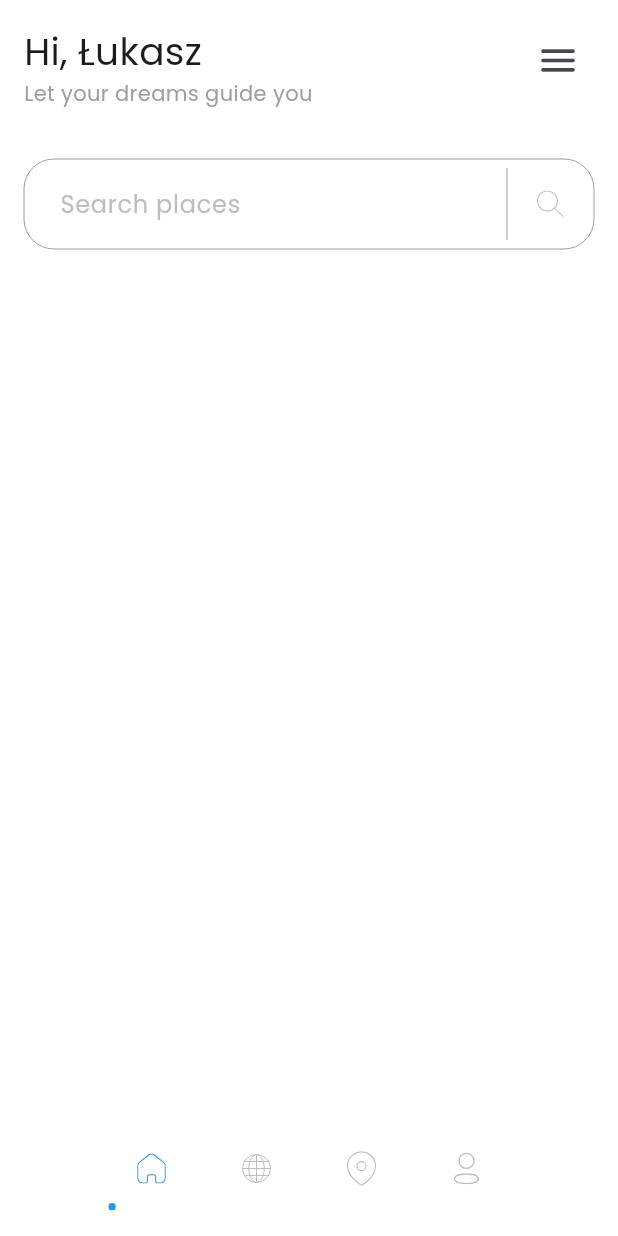
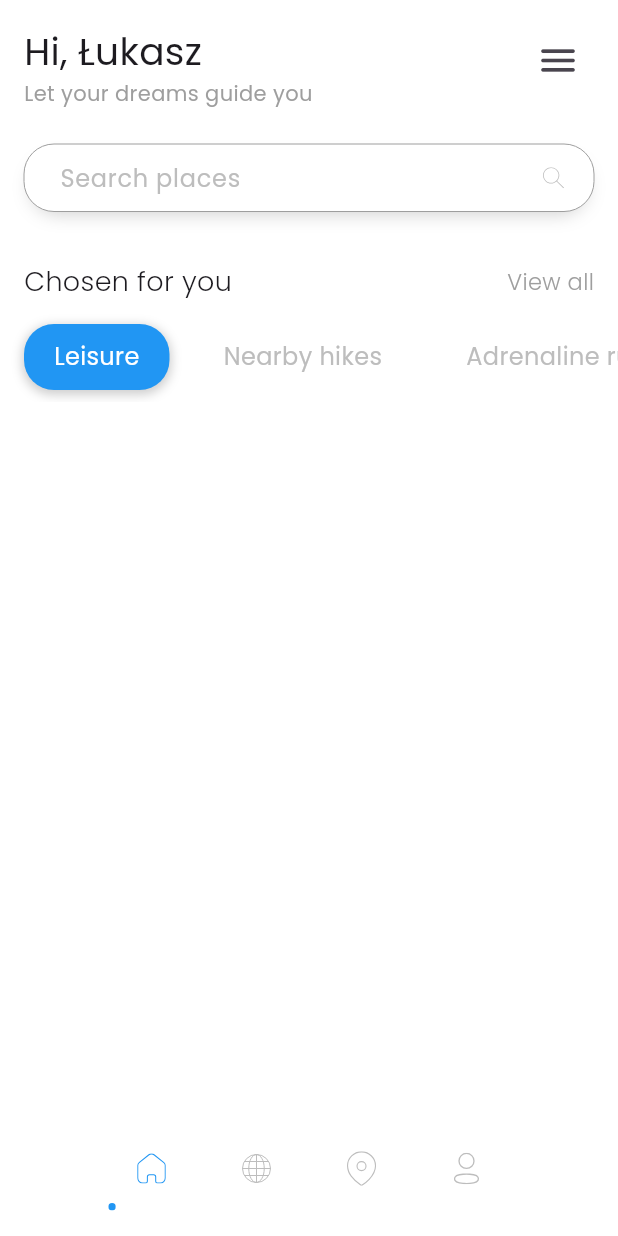
Before and after one commit to LukassF/tourbud, a Flutter app: the screen it shows after launch, on a phone screen of 412 x 824 dp. Run offline on Flutter 3.47's test engine with Material 3 defaults, Android fonts, the phone set to English and light mode, and no system bars; our stand-ins replace flutter_svg.

Commit message:
filters page design

```diff
--- a/app_1/lib/classes/food.dart
+++ /dev/null
@@ -1,6 +0,0 @@
-class Food {
-  final String? image;
-  final String? name;
-
-  const Food({this.image, this.name});
-}
--- /dev/null
+++ b/app_1/lib/components/Home/FiltersContainer/home_filter_card.dart
@@ -0,0 +1,54 @@
+import 'package:flutter/material.dart';
+
+class HomeFiterCard extends StatelessWidget {
+  final bool isActive;
+  final String text;
+  final int index;
+  final void Function(int index) onClick;
+  final bool? isFirst;
+  final bool? isLast;
+  const HomeFiterCard(
+      {super.key,
+      required this.isActive,
+      required this.text,
+      required this.index,
+      required this.onClick,
+      this.isFirst,
+      this.isLast});
+
+  @override
+  Widget build(BuildContext context) {
+    return GestureDetector(
+      onTap: () {
+        onClick(index);
+      },
+      child: Container(
+        margin: EdgeInsets.only(
+            top: 8,
+            bottom: 8,
+            left: (isFirst ?? false) ? 16 : 8,
+            right: (isLast ?? false) ? 16 : 8),
+        padding: const EdgeInsets.symmetric(horizontal: 20),
+        decoration: BoxDecoration(
+            borderRadius: BorderRadius.circular(20),
+            color: isActive ? Colors.blue : Colors.transparent,
+            boxShadow: isActive
+                ? [
+                    BoxShadow(
+                      color: Colors.black.withOpacity(0.2),
+                      blurRadius: 5.0,
+                      spreadRadius: 1,
+                      offset: const Offset(0.0, 2.0),
+                    )
+                  ]
+                : []),
+        child: Center(
+            child: Text(
+          text,
+          style: TextStyle(
+              fontSize: 16, color: isActive ? Colors.white : Colors.grey[400]),
+        )),
+      ),
+    );
+  }
+}
--- /dev/null
+++ b/app_1/lib/components/Home/FiltersContainer/home_filters_container.dart
@@ -0,0 +1,83 @@
+import 'package:app_1/components/Home/FiltersContainer/home_filter_card.dart';
+import 'package:flutter/material.dart';
+
+class HomeFiltersContainer extends StatefulWidget {
+  const HomeFiltersContainer({super.key});
+
+  @override
+  State<HomeFiltersContainer> createState() => _HomeFiltersContainerState();
+}
+
+class _HomeFiltersContainerState extends State<HomeFiltersContainer> {
+  int _activeCategory = 0;
+
+  void setNewCategory(int index) {
+    setState(() {
+      _activeCategory = index;
+    });
+  }
+
+  @override
+  Widget build(BuildContext context) {
+    return Container(
+      height: 132,
+      padding: const EdgeInsets.symmetric(vertical: 16),
+      child: Column(
+        crossAxisAlignment: CrossAxisAlignment.stretch,
+        children: [
+          Expanded(
+            child: Container(
+              padding: const EdgeInsets.symmetric(horizontal: 16),
+              child: Row(
+                mainAxisAlignment: MainAxisAlignment.spaceBetween,
+                children: [
+                  const Text(
+                    'Chosen for you',
+                    style: TextStyle(fontWeight: FontWeight.w100, fontSize: 18),
+                  ),
+                  Text(
+                    'View all',
+                    style: TextStyle(
+                      fontWeight: FontWeight.w100,
+                      fontSize: 15,
+                      color: Colors.grey[500],
+                    ),
+                  )
+                ],
+              ),
+            ),
+          ),
+          Container(
+            height: 60,
+            child:
+                ListView(scrollDirection: Axis.horizontal, children: <Widget>[
+              HomeFiterCard(
+                isActive: _activeCategory == 0,
+                text: 'Leisure',
+                isFirst: true,
+                index: 0,
+                onClick: setNewCategory,
+              ),
+              HomeFiterCard(
+                  isActive: _activeCategory == 1,
+                  text: 'Nearby hikes',
+                  index: 1,
+                  onClick: setNewCategory),
+              HomeFiterCard(
+                  isActive: _activeCategory == 2,
+                  text: 'Adrenaline rush',
+                  index: 2,
+                  onClick: setNewCategory),
+              HomeFiterCard(
+                  isActive: _activeCategory == 3,
+                  text: 'Leisure',
+                  isLast: true,
+                  index: 3,
+                  onClick: setNewCategory)
+            ]),
+          )
+        ],
+      ),
+    );
+  }
+}
--- a/app_1/lib/components/Home/TopContainer/home_top_container.dart
+++ b/app_1/lib/components/Home/TopContainer/home_top_container.dart
@@ -1,4 +1,3 @@
-import 'package:app_1/shared/inputs/search_input.dart';
 import 'package:flutter/material.dart';
 
 class HomeTopContainer extends StatelessWidget {
@@ -7,7 +6,7 @@ class HomeTopContainer extends StatelessWidget {
   @override
   Widget build(BuildContext context) {
     return Container(
-      height: 182,
+      height: 152,
       padding: const EdgeInsets.all(16),
       child: Row(
         crossAxisAlignment: CrossAxisAlignment.start,
--- /dev/null
+++ b/app_1/lib/components/SearchView/search_view.dart
@@ -0,0 +1,17 @@
+import 'package:flutter/material.dart';
+
+class SearchView extends StatefulWidget {
+  const SearchView({super.key});
+
+  @override
+  State<SearchView> createState() => _SearchViewState();
+}
+
+class _SearchViewState extends State<SearchView> {
+  @override
+  Widget build(BuildContext context) {
+    return Scaffold(
+      body: Container(color: Colors.transparent),
+    );
+  }
+}
--- a/app_1/lib/pages/home_page.dart
+++ b/app_1/lib/pages/home_page.dart
@@ -1,5 +1,8 @@
+import 'package:app_1/components/Home/FiltersContainer/home_filters_container.dart';
 import 'package:app_1/components/Home/TopContainer/home_top_container.dart';
+import 'package:app_1/components/SearchView/search_view.dart';
 import 'package:app_1/shared/inputs/search_input.dart';
+import 'package:app_1/shared/overlays/basic_overlay.dart';
 import 'package:flutter/material.dart';
 
 class HomePage extends StatefulWidget {
@@ -12,7 +15,7 @@ class HomePage extends StatefulWidget {
 class _HomePageState extends State<HomePage> {
   bool _isSearch = false;
 
-  void onSearchToglle(bool open) {
+  void onSearchToggle(bool open) {
     setState(() {
       _isSearch = open;
     });
@@ -23,24 +26,16 @@ class _HomePageState extends State<HomePage> {
     return Scaffold(
       body: Stack(
         children: [
-          Column(
-            children: [HomeTopContainer()],
+          const Column(
+            children: [HomeTopContainer(), HomeFiltersContainer()],
           ),
-          Positioned(
-              left: 0,
-              height: _isSearch ? MediaQuery.sizeOf(context).height : 0,
-              width: _isSearch ? MediaQuery.sizeOf(context).width : 0,
-              child: AnimatedOpacity(
-                curve: Curves.decelerate,
-                duration: Duration(milliseconds: 250),
-                opacity: _isSearch ? 1 : 0,
-                child: Container(
-                  color: Colors.white,
-                ),
-              )),
+          BasicOverlay(
+            isOpen: _isSearch,
+            child: SearchView(),
+          ),
           SearchInput(
             isSearch: _isSearch,
-            onSearchToggle: onSearchToglle,
+            onSearchToggle: onSearchToggle,
           )
         ],
       ),
--- a/app_1/lib/shared/inputs/search_input.dart
+++ b/app_1/lib/shared/inputs/search_input.dart
@@ -3,9 +3,9 @@ import 'package:flutter_svg/flutter_svg.dart';
 
 class SearchInput extends StatefulWidget {
   final bool isSearch;
-  void Function(bool open) onSearchToggle;
+  final void Function(bool open) onSearchToggle;
 
-  SearchInput(
+  const SearchInput(
       {super.key, required this.isSearch, required this.onSearchToggle});
 
   @override
@@ -13,26 +13,79 @@ class SearchInput extends StatefulWidget {
 }
 
 class _SearchInputState extends State<SearchInput> {
+  final FocusNode _focusNode = FocusNode();
+  final _inputController = TextEditingController();
+
+  @override
+  void dispose() {
+    _focusNode.dispose();
+    _inputController.dispose();
+    super.dispose();
+  }
+
+  void onIconTapAction() {
+    widget.onSearchToggle(!widget.isSearch);
+    if (widget.isSearch) {
+      _focusNode.unfocus();
+      _inputController.clear();
+    }
+  }
+
+  void onSearchFocus() {
+    widget.onSearchToggle(true);
+  }
+
   @override
   Widget build(BuildContext context) {
     return AnimatedPositioned(
       duration: Duration(milliseconds: widget.isSearch ? 400 : 250),
       curve: Curves.decelerate,
-      top: widget.isSearch ? 16 : 106,
+      top: widget.isSearch ? 16 : 96,
       left: 16,
-      height: 60,
+      height: 45,
       width: MediaQuery.sizeOf(context).width - 32,
-      child: SizedBox(
+      child: Container(
+          decoration: BoxDecoration(
+              borderRadius: BorderRadius.circular(20),
+              boxShadow: [
+                BoxShadow(
+                  color: Colors.black.withOpacity(0.2),
+                  blurRadius: 10.0,
+                  spreadRadius: -5,
+                  offset: const Offset(0.0, 6.0),
+                )
+              ]),
           child: TextField(
+              focusNode: _focusNode,
+              controller: _inputController,
+              onTap: onSearchFocus,
+
+              // Text styles
               cursorColor: Colors.blue,
-              onTap: () {
-                widget.onSearchToggle(true);
-              },
-              textAlignVertical: TextAlignVertical.center,
               style: const TextStyle(fontSize: 16),
+
+              // decorations
               decoration: InputDecoration(
+                  hintText: 'Search places',
+                  hintStyle: TextStyle(color: Colors.grey[400]),
+                  suffixIcon: GestureDetector(
+                    onTap: onIconTapAction,
+                    child: Container(
+                      padding: const EdgeInsets.symmetric(horizontal: 20),
+                      child: SvgPicture.asset(
+                        widget.isSearch
+                            ? 'assets/icons/close.svg'
+                            : 'assets/icons/search.svg',
+                        height: 14,
+                        colorFilter: ColorFilter.mode(
+                            Colors.grey.shade400, BlendMode.srcIn),
+                      ),
+                    ),
+                  ),
+
+                  // decoration styles
                   contentPadding:
-                      const EdgeInsets.symmetric(vertical: 18, horizontal: 20),
+                      const EdgeInsets.symmetric(vertical: 10, horizontal: 20),
                   enabledBorder: OutlineInputBorder(
                     borderRadius: BorderRadius.circular(20),
                     borderSide:
@@ -43,28 +96,8 @@ class _SearchInputState extends State<SearchInput> {
                     borderSide:
                         const BorderSide(color: Colors.grey, width: 0.0),
                   ),
-                  suffixIcon: GestureDetector(
-                    onTap: () {
-                      widget.onSearchToggle(!widget.isSearch);
-                    },
-                    child: Container(
-                      decoration: BoxDecoration(
-                          border: Border(
-                              left: BorderSide(
-                                  color: Colors.grey.shade500, width: 0))),
-                      padding: const EdgeInsets.symmetric(horizontal: 20),
-                      child: SvgPicture.asset(
-                        widget.isSearch
-                            ? 'assets/icons/close.svg'
-                            : 'assets/icons/search.svg',
-                        height: 18,
-                        colorFilter: ColorFilter.mode(
-                            Colors.grey.shade400, BlendMode.srcIn),
-                      ),
-                    ),
-                  ),
-                  hintText: 'Search places',
-                  hintStyle: TextStyle(color: Colors.grey[400])))),
+                  filled: true,
+                  fillColor: Colors.white))),
     );
   }
 }
--- /dev/null
+++ b/app_1/lib/shared/overlays/basic_overlay.dart
@@ -0,0 +1,29 @@
+import 'package:flutter/material.dart';
+
+class BasicOverlay extends StatefulWidget {
+  final bool isOpen;
+  final Widget? child;
+  const BasicOverlay({super.key, required this.isOpen, this.child});
+
+  @override
+  State<BasicOverlay> createState() => _BasicOverlayState();
+}
+
+class _BasicOverlayState extends State<BasicOverlay> {
+  @override
+  Widget build(BuildContext context) {
+    return Positioned(
+        left: 0,
+        height: widget.isOpen ? MediaQuery.sizeOf(context).height : 0,
+        width: widget.isOpen ? MediaQuery.sizeOf(context).width : 0,
+        child: AnimatedOpacity(
+          curve: Curves.decelerate,
+          duration: const Duration(milliseconds: 250),
+          opacity: widget.isOpen ? 1 : 0,
+          child: Container(
+            color: Colors.white,
+            child: widget.child,
+          ),
+        ));
+  }
+}
```
